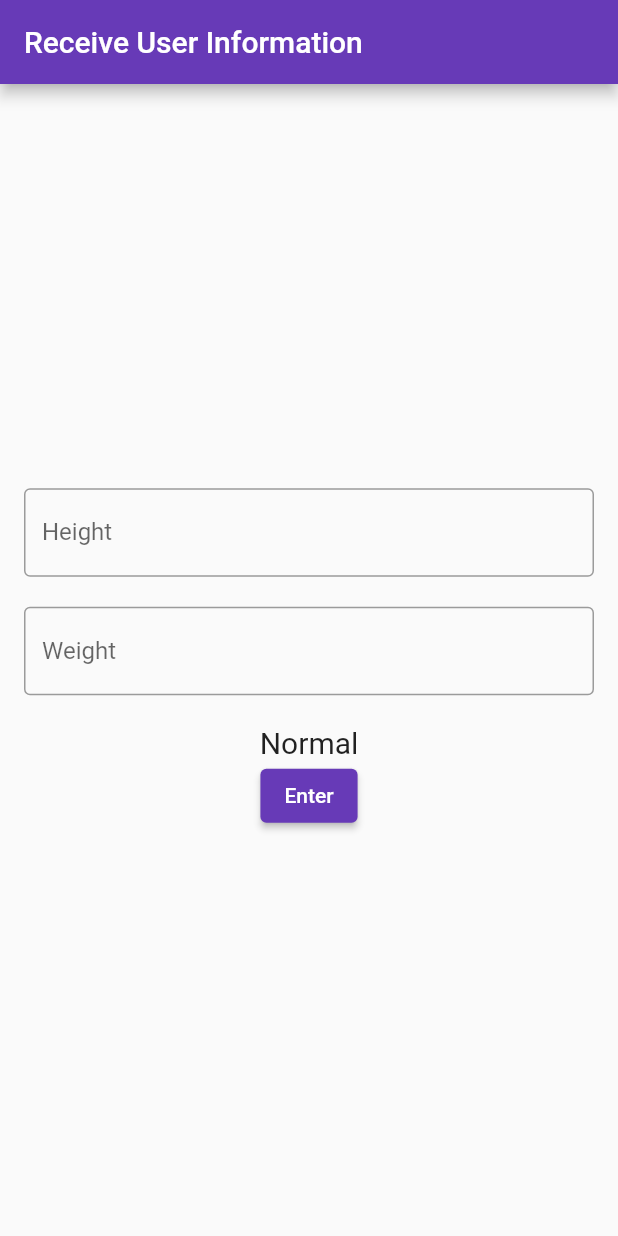
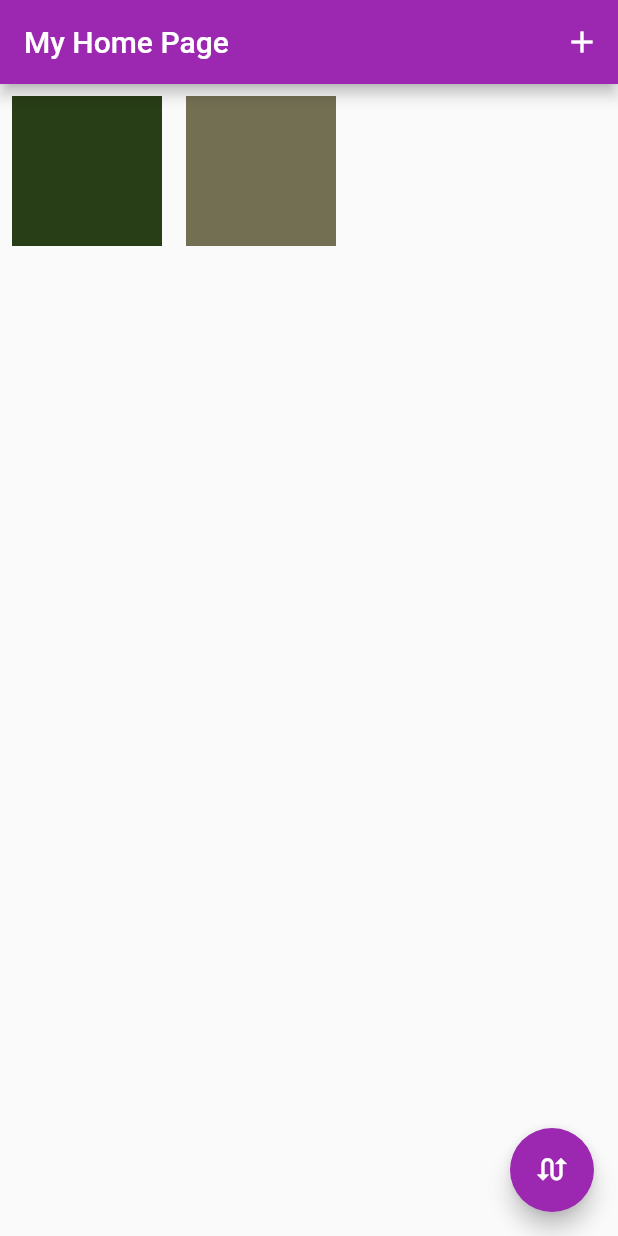
Before and after one commit to GwonHayeon/mobileAppDevelopment, a Flutter app: the screen it shows after launch, on a phone screen of 412 x 824 dp. Run offline on Flutter 3.47's test engine with Material 2 defaults, Android fonts, the phone set to English and light mode, and no system bars.

```diff
--- a/lib/main.dart
+++ b/lib/main.dart
@@ -1,3 +1,4 @@
+import 'dart:math';
 import "package:flutter/material.dart";
 
 enum Language { cpp, python, dart }
@@ -7,7 +8,7 @@ void main() {
 }
 
 class MyApp extends StatelessWidget {
-  const MyApp({super.key});
+  MyApp({super.key});
 
   @override
   Widget build(BuildContext context) {
@@ -15,7 +16,7 @@ class MyApp extends StatelessWidget {
       //const제거
       title: 'Receive User Information',
       theme: ThemeData(
-        primarySwatch: Colors.deepPurple, //이것까지 해줘야함
+        primarySwatch: Colors.purple, //이것까지 해줘야함
       ),
       home: MyHomePage(),
     );
@@ -23,80 +24,79 @@ class MyApp extends StatelessWidget {
 }
 
 class MyHomePage extends StatefulWidget {
-  const MyHomePage({super.key});
+
+  MyHomePage({super.key});
 
   @override
   State<MyHomePage> createState() => _MyHomePageState();
 }
 
 class _MyHomePageState extends State<MyHomePage> {
-  final _heightController = TextEditingController();
-  final _weightController = TextEditingController();
-  String _obesity = "Normal";
-
-  void dispose() {
-    //위젯이 사라졌을때 수행되는 함수
-    _heightController.dispose();
-    _weightController.dispose();
-    super.dispose();
-  }
-
+  List<Widget> myTiles = [
+    Padding(
+      key: UniqueKey(),
+      padding: const EdgeInsets.all(8.0),
+      child: MyTile(),
+    ),
+    Padding(
+      key: UniqueKey(),
+      padding: const EdgeInsets.all(8.0),
+      child: MyTile(),
+    ),
+  ];
   @override
   Widget build(BuildContext context) {
     return Scaffold(
       appBar: AppBar(
-        title: Text("Receive User Information"),
+        title: Text("My Home Page"),
+        actions: [
+          IconButton(
+              onPressed: () {},
+              icon: Icon(
+                Icons.add,
+              ))
+        ],
       ),
-      body: Padding(
-        padding: EdgeInsets.all(16.0),
-        child: Center(
-          child: Column(
-            mainAxisAlignment: MainAxisAlignment.center,
-            children: [
-              TextField(
-                decoration: InputDecoration(
-                  border: OutlineInputBorder(),
-                  labelText: 'Height',
-                ),
-                controller: _heightController,
-                keyboardType: TextInputType.number, //키보드 타임 숫자로하기
-              ),
-              Container(
-                height: 20,
-              ),
-              TextField(
-                decoration: InputDecoration(
-                  border: OutlineInputBorder(),
-                  labelText: 'Weight',
-                ),
-                controller: _weightController,
-              ),
-              Container(
-                height: 20,
-              ),
-              Text(
-                _obesity,
-                style: TextStyle(fontSize: 20),
-              ),
-              ElevatedButton(
-                onPressed: () {
-                  setState(() {
-                    //아무것도 넣지 않으면 그냥 다시 그리기만한다
-                    var heightValue = double.parse(_heightController.text.trim());
-                    var weightValue = double.parse(_weightController.text.trim());
-                    if (weightValue/(heightValue * heightValue) > 25){
-                      _obesity = "Obesity";
-                    } else{
-                      _obesity = "Normal";
-                    }
-                  });
-                },
-                child: Text("Enter"),
-              )
-            ],
-          ),
-        ),
+      body: Row(
+        children: myTiles,
+      ),
+      floatingActionButton: FloatingActionButton(
+        child: Icon(Icons.swap_calls),
+        onPressed: (){
+          setState(() {
+            myTiles.insert(1, myTiles.removeAt(0));
+          });
+        },
       ),
     );
   }
 }
+
+class MyTile extends StatefulWidget {
+  MyTile({Key? key}) : super(key:key);
+
+  @override
+  State<MyTile> createState() => _MyTileState();
+}
+
+class _MyTileState extends State<MyTile> {
+  final Color myColor = UniqueColorGenerator.getColor();
+
+  @override
+  Widget build(BuildContext context) {
+    return Container(
+      width: 100,
+      height: 100,
+      color: myColor,
+    );
+  }
+}
+
+class UniqueColorGenerator {
+  static Random random = Random();
+
+  static Color getColor() {
+    return Color.fromARGB(
+        255, random.nextInt(255), random.nextInt(255), random.nextInt(255));
+  }
+}
```
